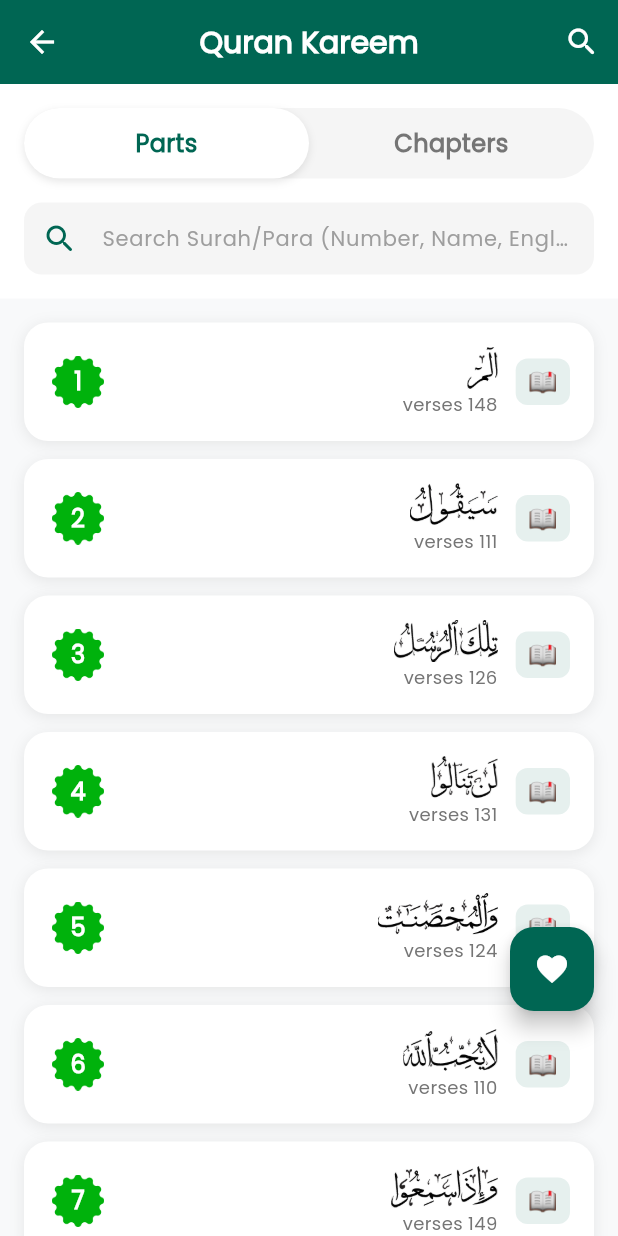
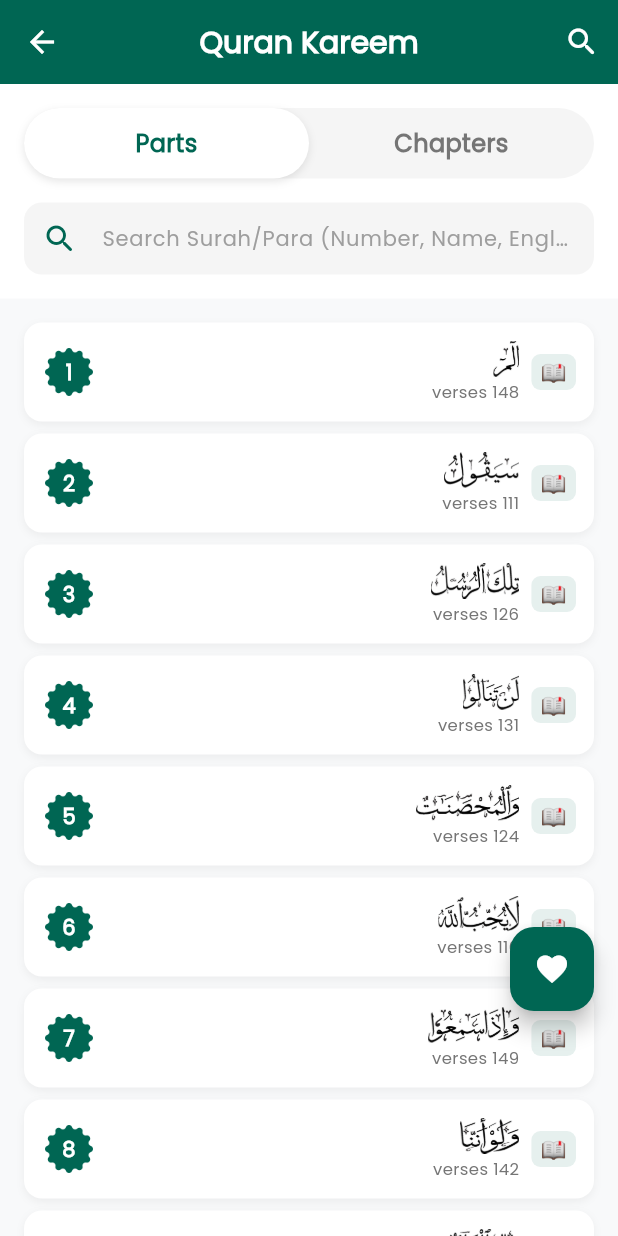
Before and after one commit to muhumair2025/clientquranmajeedapk, a Flutter app: the QuranNavigationScreen screen opened directly, after a tap on "Parts", on a phone screen of 412 x 824 dp. Run offline on Flutter 3.47's test engine with Material 3 defaults, Android fonts, the phone set to English and light mode, and no system bars; our stand-ins replace audioplayers, camera, chewie, connectivity_plus, dio, file_picker and 11 more; missing offline and left inert: pdfx; accounts and stored records are empty; network calls fail; statements that could not run were skipped.

Commit message:
error solve45

```diff
--- a/lib/screens/quran_navigation_screen.dart
+++ b/lib/screens/quran_navigation_screen.dart
@@ -395,14 +395,14 @@ class _QuranNavigationScreenState extends State<QuranNavigationScreen>
         itemBuilder: (context, index) {
         final paraNumber = filteredParas[index]['number'] as int;
         return Container(
-          margin: const EdgeInsets.only(bottom: 12),
+          margin: const EdgeInsets.only(bottom: 8),
           decoration: BoxDecoration(
             color: isDark ? context.surfaceColor : Colors.white,
-            borderRadius: BorderRadius.circular(16),
+            borderRadius: BorderRadius.circular(12),
             boxShadow: [
               BoxShadow(
-                color: Colors.black.withValues(alpha: 0.08),
-                blurRadius: 8,
+                color: Colors.black.withValues(alpha: 0.05),
+                blurRadius: 4,
                 offset: const Offset(0, 2),
               ),
             ],
@@ -410,7 +410,7 @@ class _QuranNavigationScreenState extends State<QuranNavigationScreen>
           child: Material(
             color: Colors.transparent,
             child: InkWell(
-              borderRadius: BorderRadius.circular(16),
+              borderRadius: BorderRadius.circular(12),
               onTap: () {
                 // Navigate to Para reading screen
                 Navigator.push(
@@ -426,34 +426,40 @@ class _QuranNavigationScreenState extends State<QuranNavigationScreen>
                 );
               },
               child: Padding(
-                padding: const EdgeInsets.all(16),
+                padding: const EdgeInsets.all(12),
                 child: Row(
                   crossAxisAlignment: CrossAxisAlignment.center,
                   children: [
                     // Para number on the left with badge background
                     Container(
-                      width: 40,
-                      height: 40,
+                      width: 36,
+                      height: 36,
                       child: Stack(
                         children: [
                           // Badge background image (smaller)
                           Center(
+                            child: ColorFiltered(
+                              colorFilter: ColorFilter.mode(
+                                context.primaryColor,
+                                BlendMode.srcIn,
+                              ),
                               child: Image.asset(
                                 'assets/images/badge.png',
-                              width: 35,
-                              height: 35,
+                                width: 32,
+                                height: 32,
                                 fit: BoxFit.contain,
                                 errorBuilder: (context, error, stackTrace) {
                                   // Fallback to custom style if badge image fails to load
                                   return Container(
-                                  width: 35,
-                                  height: 35,
+                                    width: 32,
+                                    height: 32,
                                     decoration: BoxDecoration(
                                       color: context.primaryColor.withValues(alpha: 0.1),
                                       borderRadius: BorderRadius.circular(12),
                                     ),
                                   );
                                 },
+                              ),
                             ),
                           ),
                           // Para number text
@@ -461,8 +467,8 @@ class _QuranNavigationScreenState extends State<QuranNavigationScreen>
                             child: Center(
                               child: AppText(
                                 '$paraNumber',
-                                style: TextStyle(
-                                  fontSize: 16,
+                                style: const TextStyle(
+                                  fontSize: 14,
                                   fontWeight: FontWeight.w900,
                                   color: Colors.white,
                                 ),
@@ -472,16 +478,17 @@ class _QuranNavigationScreenState extends State<QuranNavigationScreen>
                         ],
                       ),
                     ),
-                    const SizedBox(width: 16),
+                    const SizedBox(width: 12),
                     // Para content
                     Expanded(
                       child: Column(
                         mainAxisAlignment: MainAxisAlignment.center,
-                        crossAxisAlignment: CrossAxisAlignment.end,
+                        crossAxisAlignment: CrossAxisAlignment.stretch, // Use stretch to fill width
                         children: [
                           // Para name on the right side (RTL)
+                          // Force alignment to Right for Arabic text regardless of LTR/RTL layout
                           Container(
-                            height: 28,
+                            height: 24,
                             alignment: Alignment.centerRight,
                             child: Directionality(
                               textDirection: TextDirection.ltr, // Force LTR for images to prevent mirroring
@@ -496,7 +503,7 @@ class _QuranNavigationScreenState extends State<QuranNavigationScreen>
                                     return AppText(
                                       _getParaName(paraNumber),
                                       style: TextStyle(
-                                        fontSize: 18,
+                                        fontSize: 16,
                                         fontWeight: FontWeight.bold,
                                         color: isDark ? Colors.white : Colors.black,
                                       ),
@@ -513,26 +520,26 @@ class _QuranNavigationScreenState extends State<QuranNavigationScreen>
                           AppText(
                             context.l.ayahsCount.replaceAll('{count}', _getParaAyahCount(paraNumber).toString()),
                             style: TextStyle(
-                              fontSize: 12,
+                              fontSize: 11,
                               color: isDark ? Colors.white60 : Colors.grey[600],
                             ),
-                            textDirection: TextDirection.rtl,
-                            textAlign: TextAlign.right,
-                          ),
-                        ],
-                      ),
-                    ),
-                    const SizedBox(width: 12),
+                            textAlign: TextAlign.right, // Force right alignment
+                            textDirection: TextDirection.rtl, // Force RTL text direction
+                          ),
+                        ],
+                      ),
+                    ),
+                    const SizedBox(width: 8),
                     // Para emoji indicator on the right side
                     Container(
-                      padding: const EdgeInsets.symmetric(horizontal: 8, vertical: 4),
+                      padding: const EdgeInsets.symmetric(horizontal: 6, vertical: 2),
                       decoration: BoxDecoration(
                         color: context.primaryColor.withValues(alpha: 0.1),
-                        borderRadius: BorderRadius.circular(8),
+                        borderRadius: BorderRadius.circular(6),
                       ),
                       child: AppText(
                         _getParaEmoji(paraNumber),
-                        style: const TextStyle(fontSize: 16),
+                        style: const TextStyle(fontSize: 14),
                       ),
                     ),
                   ],
@@ -575,14 +582,14 @@ class _QuranNavigationScreenState extends State<QuranNavigationScreen>
         final surahNumber = surah['number'] as int;
 
         return Container(
-          margin: const EdgeInsets.only(bottom: 12),
+          margin: const EdgeInsets.only(bottom: 8),
           decoration: BoxDecoration(
             color: isDark ? context.surfaceColor : Colors.white,
-            borderRadius: BorderRadius.circular(16),
+            borderRadius: BorderRadius.circular(12),
             boxShadow: [
               BoxShadow(
-                color: Colors.black.withValues(alpha: 0.08),
-                blurRadius: 8,
+                color: Colors.black.withValues(alpha: 0.05),
+                blurRadius: 4,
                 offset: const Offset(0, 2),
               ),
             ],
@@ -590,7 +597,7 @@ class _QuranNavigationScreenState extends State<QuranNavigationScreen>
           child: Material(
             color: Colors.transparent,
             child: InkWell(
-              borderRadius: BorderRadius.circular(16),
+              borderRadius: BorderRadius.circular(12),
               onTap: () {
                 Navigator.push(
                   context,
@@ -604,34 +611,40 @@ class _QuranNavigationScreenState extends State<QuranNavigationScreen>
                 );
               },
               child: Padding(
-                padding: const EdgeInsets.all(16),
+                padding: const EdgeInsets.all(12),
                 child: Row(
                   crossAxisAlignment: CrossAxisAlignment.center,
                   children: [
                     // Surah number on the left with badge background
                     Container(
-                      width: 40,
-                      height: 40,
+                      width: 36,
+                      height: 36,
                       child: Stack(
                         children: [
                           // Badge background image (smaller)
                           Center(
+                            child: ColorFiltered(
+                              colorFilter: ColorFilter.mode(
+                                context.primaryColor,
+                                BlendMode.srcIn,
+                              ),
                               child: Image.asset(
                                 'assets/images/badge.png',
-                              width: 35,
-                              height: 35,
+                                width: 32,
+                                height: 32,
                                 fit: BoxFit.contain,
                                 errorBuilder: (context, error, stackTrace) {
                                   // Fallback to custom style if badge image fails to load
                                   return Container(
-                                  width: 35,
-                                  height: 35,
+                                    width: 32,
+                                    height: 32,
                                     decoration: BoxDecoration(
                                       color: context.primaryColor.withValues(alpha: 0.1),
                                       borderRadius: BorderRadius.circular(12),
                                     ),
                                   );
                                 },
+                              ),
                             ),
                           ),
                           // Surah number text
@@ -639,8 +652,8 @@ class _QuranNavigationScreenState extends State<QuranNavigationScreen>
                             child: Center(
                               child: AppText(
                                 '$surahNumber',
-                                style: TextStyle(
-                                  fontSize: 16,
+                                style: const TextStyle(
+                                  fontSize: 14,
                                   fontWeight: FontWeight.w900,
                                   color: Colors.white,
                                 ),
@@ -650,16 +663,17 @@ class _QuranNavigationScreenState extends State<QuranNavigationScreen>
                         ],
                       ),
                     ),
-                    const SizedBox(width: 16),
+                    const SizedBox(width: 12),
                     // Surah content
                     Expanded(
                       child: Column(
                         mainAxisAlignment: MainAxisAlignment.center,
-                        crossAxisAlignment: CrossAxisAlignment.end,
+                        crossAxisAlignment: CrossAxisAlignment.stretch, // Use stretch to fill width
                         children: [
                           // Surah name on the right side (RTL)
+                          // Force alignment to Right for Arabic text regardless of LTR/RTL layout
                           Container(
-                            height: 28,
+                            height: 24,
                             alignment: Alignment.centerRight,
                             child: Directionality(
                               textDirection: TextDirection.ltr, // Force LTR for images to prevent mirroring
@@ -674,7 +688,7 @@ class _QuranNavigationScreenState extends State<QuranNavigationScreen>
                                     return AppText(
                                       surah['name'],
                                       style: TextStyle(
-                                        fontSize: 18,
+                                        fontSize: 16,
                                         fontWeight: FontWeight.bold,
                                         color: isDark ? Colors.white : Colors.black,
                                       ),
@@ -691,20 +705,20 @@ class _QuranNavigationScreenState extends State<QuranNavigationScreen>
                           AppText(
                             context.l.ayahsCount.replaceAll('{count}', surah['ayahCount'].toString()),
                             style: TextStyle(
-                              fontSize: 12,
+                              fontSize: 11,
                               color: isDark ? Colors.white60 : Colors.grey[600],
                             ),
-                            textDirection: TextDirection.rtl,
-                            textAlign: TextAlign.right,
-                          ),
-                        ],
-                      ),
-                    ),
-                    const SizedBox(width: 12),
+                            textAlign: TextAlign.right, // Force right alignment
+                            textDirection: TextDirection.rtl, // Force RTL text direction
+                          ),
+                        ],
+                      ),
+                    ),
+                    const SizedBox(width: 8),
                     // Navigation icon button (larger)
                     Container(
-                      width: 44,
-                      height: 44,
+                      width: 40,
+                      height: 40,
                       decoration: BoxDecoration(
                         color: context.primaryColor.withValues(alpha: 0.1),
                         borderRadius: BorderRadius.circular(10),
@@ -715,20 +729,25 @@ class _QuranNavigationScreenState extends State<QuranNavigationScreen>
                           borderRadius: BorderRadius.circular(10),
                           onTap: () => _showSurahModal(context, surah),
                           child: Center(
+                            child: ColorFiltered(
+                                colorFilter: ColorFilter.mode(
+                                    context.primaryColor,
+                                    BlendMode.srcIn,
+                                ),
                                 child: Image.asset(
                                 'assets/images/navigation.png',
-                              width: 24,
-                              height: 24,
+                                width: 20,
+                                height: 20,
                                 fit: BoxFit.contain,
                                 errorBuilder: (context, error, stackTrace) {
                                     // Fallback to original icon if image fails to load
                                     return Icon(
                                     Icons.send_rounded,
                                     color: context.primaryColor,
-                                  size: 24,
-                                );
-                              },
-                            ),
+                                    size: 20,
+                                    );
+                                },
+                            )),
                           ),
                         ),
                       ),
@@ -736,25 +755,25 @@ class _QuranNavigationScreenState extends State<QuranNavigationScreen>
                     const SizedBox(width: 8),
                     // Makki/Madani indicator on the right side
                     Container(
-                      padding: const EdgeInsets.symmetric(horizontal: 8, vertical: 4),
+                      padding: const EdgeInsets.symmetric(horizontal: 6, vertical: 2),
                       decoration: BoxDecoration(
                         color: surah['isMakki']
                             ? Colors.orange.withValues(alpha: 0.1)
                             : Colors.blue.withValues(alpha: 0.1),
-                        borderRadius: BorderRadius.circular(8),
+                        borderRadius: BorderRadius.circular(6),
                       ),
                       child: Image.asset(
                         surah['isMakki']
                             ? 'assets/images/kaaba.png'  // Makki surahs use Kaaba image
                             : 'assets/images/masjid-al-nabawi.png',  // Madani surahs use Masjid Al-Nabawi image
-                        width: 16,
-                        height: 16,
+                        width: 14,
+                        height: 14,
                         fit: BoxFit.contain,
                         errorBuilder: (context, error, stackTrace) {
                           // Fallback to emoji if image fails to load
                           return AppText(
                             surah['isMakki'] ? '🕋' : '🕌',
-                            style: const TextStyle(fontSize: 16),
+                            style: const TextStyle(fontSize: 14),
                           );
                         },
                       ),
@@ -1934,7 +1953,7 @@ class _SurahAyahModalState extends State<SurahAyahModal> {
                           final ayahText = ayah['text'] as String;
 
                           return Container(
-                            margin: const EdgeInsets.only(bottom: 12),
+                            margin: const EdgeInsets.only(bottom: 8),
                             decoration: BoxDecoration(
                               color: isDark ? context.surfaceColor : Colors.white,
                               borderRadius: BorderRadius.circular(12),
@@ -1948,7 +1967,7 @@ class _SurahAyahModalState extends State<SurahAyahModal> {
                                 borderRadius: BorderRadius.circular(12),
                                 onTap: () => _navigateToAyah(ayahIndex),
                                 child: Padding(
-                                  padding: const EdgeInsets.all(16),
+                                  padding: const EdgeInsets.all(12),
                                   child: Row(
                                     crossAxisAlignment: CrossAxisAlignment.start,
                                     children: [
@@ -1960,22 +1979,28 @@ class _SurahAyahModalState extends State<SurahAyahModal> {
                                           children: [
                                             // Badge background image
                                             Center(
+                                              child: ColorFiltered(
+                                                colorFilter: ColorFilter.mode(
+                                                  context.primaryColor,
+                                                  BlendMode.srcIn,
+                                                ),
                                                 child: Image.asset(
                                                   'assets/images/badge.png',
-                                                width: 28,
-                                                height: 28,
+                                                  width: 30,
+                                                  height: 30,
                                                   fit: BoxFit.contain,
                                                   errorBuilder: (context, error, stackTrace) {
                                                     // Fallback to custom style if badge image fails to load
                                                     return Container(
-                                                    width: 28,
-                                                    height: 28,
+                                                      width: 30,
+                                                      height: 30,
                                                       decoration: BoxDecoration(
                                                         color: context.primaryColor.withValues(alpha: 0.1),
                                                         borderRadius: BorderRadius.circular(14),
                                                       ),
                                                     );
                                                   },
+                                                ),
                                               ),
                                             ),
                                             // Ayah number text
@@ -1983,7 +2008,7 @@ class _SurahAyahModalState extends State<SurahAyahModal> {
                                               child: Center(
                                                 child: AppText(
                                                   '$ayahIndex',
-                                                  style: TextStyle(
+                                                  style: const TextStyle(
                                                     fontSize: 12,
                                                     fontWeight: FontWeight.w900,
                                                     color: Colors.white,
@@ -2004,7 +2029,7 @@ class _SurahAyahModalState extends State<SurahAyahModal> {
                                           ayah['searchTerm'],
                                           ayah['highlighted'] ?? false,
                                           TextStyle(
-                                            fontSize: 18.0,
+                                            fontSize: 16.0,
                                             height: 1.4,
                                             color: isDark ? Colors.white : Colors.black,
                                             fontFamily: 'Noorehuda',
@@ -2017,7 +2042,7 @@ class _SurahAyahModalState extends State<SurahAyahModal> {
                                       // Navigate icon
                                       Icon(
                                         Icons.arrow_forward_ios_rounded,
-                                        size: 16,
+                                        size: 14,
                                         color: Colors.grey[400],
                                       ),
                                     ],
```
Lines whose indentation alone changed are shown as unchanged.
